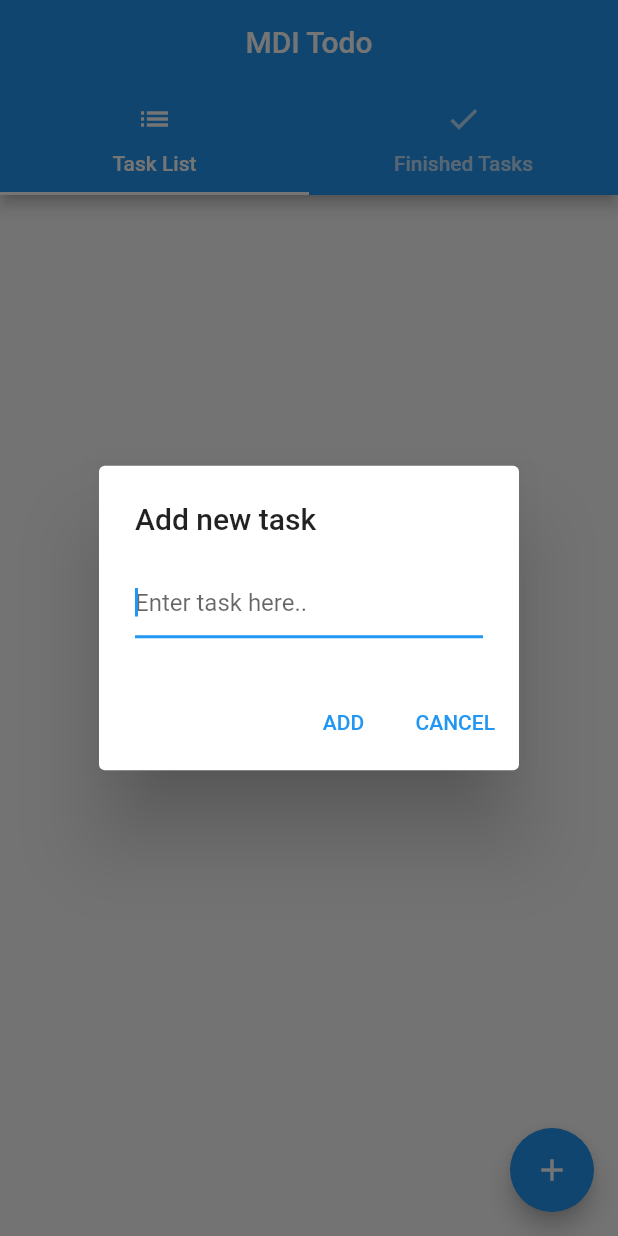
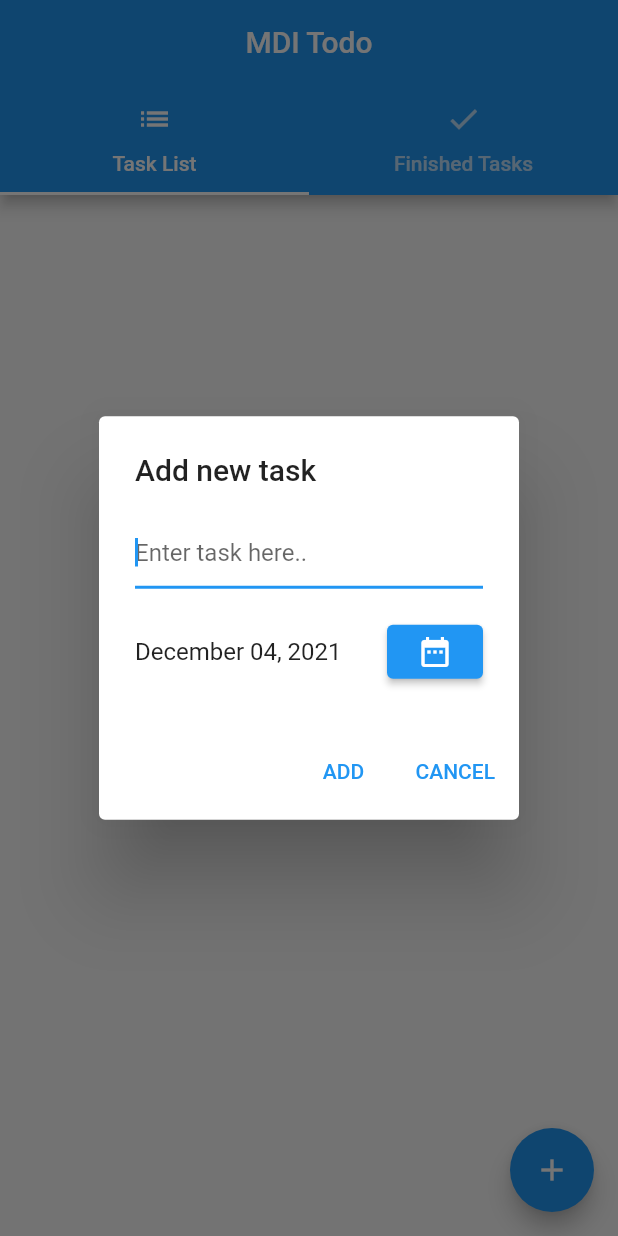
Before and after one commit to mdaffailhami/mdi-todo, a Flutter app: the screen it shows after launch, after a tap on the "add" icon, on a phone screen of 412 x 824 dp. Run offline on Flutter 3.47's test engine with Material 2 defaults, Android fonts, the phone set to English and light mode, and no system bars; missing offline and left inert: localstore.

Commit message:
Menambahkan fitur date, mengubah Checkbox jadi melingkar, mengubah pages jadi screens dan tabs jadi pages, dll

```diff
--- a/lib/components/add_task.component.dart
+++ b/lib/components/add_task.component.dart
@@ -1,7 +1,8 @@
 import 'package:flutter/material.dart';
+import 'package:intl/intl.dart';
 import 'package:mdi_todo/models/task.model.dart';
 
-class AddTaskComponent extends StatelessWidget {
+class AddTaskComponent extends StatefulWidget {
   final void Function()? onCancelButtonPressed;
   final void Function(TaskModel data)? onAddButtonPressed;
 
@@ -11,31 +12,76 @@ class AddTaskComponent extends StatelessWidget {
     this.onAddButtonPressed,
   }) : super(key: key);
 
+  @override
+  State<AddTaskComponent> createState() => _AddTaskComponentState();
+}
+
+class _AddTaskComponentState extends State<AddTaskComponent> {
+  DateTime dateInputValue = DateTime.now();
   final TextEditingController titleInputController = TextEditingController();
 
   @override
   Widget build(BuildContext context) {
+    final String formattedDate =
+        DateFormat('MMMM dd, yyyy').format(dateInputValue).toString();
+
     return AlertDialog(
       title: const Text('Add new task'),
-      content: TextField(
-        controller: titleInputController,
-        autofocus: true,
-        decoration: const InputDecoration(hintText: 'Enter task here..'),
+      content: Column(
+        mainAxisSize: MainAxisSize.min,
+        children: [
+          TextField(
+            controller: titleInputController,
+            autofocus: true,
+            decoration: const InputDecoration(hintText: 'Enter task here..'),
+          ),
+          const SizedBox(
+            height: 18,
+          ),
+          Row(
+            children: [
+              Expanded(
+                child: Text(formattedDate),
+              ),
+              ElevatedButton(
+                onPressed: () async {
+                  final DateTime? date = await showDatePicker(
+                    context: context,
+                    initialDate: DateTime.now(),
+                    firstDate: DateTime(2000),
+                    lastDate: DateTime(2025),
+                  );
+
+                  if (date == null) {
+                    // Jika di-cancel
+                    return;
+                  } else {
+                    setState(() {
+                      dateInputValue = date;
+                    });
+                  }
+                },
+                child: const Icon(Icons.date_range),
+              )
+            ],
+          ),
+        ],
       ),
       actions: [
         TextButton(
           onPressed: () {
-            onAddButtonPressed!(
+            widget.onAddButtonPressed!(
               TaskModel(
                 id: DateTime.now().millisecondsSinceEpoch.toString(),
                 title: titleInputController.text,
+                date: dateInputValue.toString(),
               ),
             );
           },
           child: const Text('ADD'),
         ),
         TextButton(
-          onPressed: onCancelButtonPressed,
+          onPressed: widget.onCancelButtonPressed,
           child: const Text('CANCEL'),
         ),
       ],
--- a/lib/main.dart
+++ b/lib/main.dart
@@ -1,5 +1,5 @@
 import 'package:flutter/material.dart';
-import 'package:mdi_todo/pages/home.page.dart';
+import 'package:mdi_todo/screens/main.screen.dart';
 
 void main() {
   runApp(const MyApp());
@@ -11,8 +11,13 @@ class MyApp extends StatelessWidget {
   @override
   Widget build(BuildContext context) {
     return MaterialApp(
-      theme: ThemeData(primarySwatch: Colors.blue),
-      home: const HomePage(),
+      theme: ThemeData(
+        primarySwatch: Colors.blue,
+        textTheme: Theme.of(context).textTheme.copyWith(
+              subtitle2: const TextStyle(color: Colors.grey),
+            ),
+      ),
+      home: const MainScreen(),
     );
   }
 }
--- a/lib/models/task.model.dart
+++ b/lib/models/task.model.dart
@@ -1,10 +1,19 @@
 class TaskModel {
   final String id;
   final String title;
+  final String date;
 
-  TaskModel({required this.id, required this.title});
+  TaskModel({
+    required this.id,
+    required this.title,
+    required this.date,
+  });
 
   Map<String, dynamic> toMap() {
-    return {'id': id, 'title': title};
+    return {
+      'id': id,
+      'title': title,
+      'date': date,
+    };
   }
 }
--- a/lib/tabs/task_list.tab.dart
+++ b/lib/pages/task_list.page.dart
@@ -10,14 +10,14 @@ import 'package:mdi_todo/models/task.model.dart';
 
 final Localstore db = Localstore.instance;
 
-class TaskListTab extends StatefulWidget {
-  const TaskListTab({Key? key}) : super(key: key);
+class TaskListPage extends StatefulWidget {
+  const TaskListPage({Key? key}) : super(key: key);
 
   @override
-  _TaskListTabState createState() => _TaskListTabState();
+  _TaskListPageState createState() => _TaskListPageState();
 }
 
-class _TaskListTabState extends State<TaskListTab> {
+class _TaskListPageState extends State<TaskListPage> {
   @override
   Widget build(BuildContext context) {
     return Stack(
@@ -50,10 +50,13 @@ class _TaskListTabState extends State<TaskListTab> {
                   itemCount: tasks.length,
                   itemBuilder: (BuildContext context, int index) {
                     final TaskModel task = TaskModel(
-                        id: tasks[index]['id'], title: tasks[index]['title']);
+                        id: tasks[index]['id'],
+                        title: tasks[index]['title'],
+                        date: tasks[index]['date']);
 
                     return TaskComponent(
                       title: task.title,
+                      date: task.date,
                       onChecked: () async {
                         await Future.delayed(const Duration(milliseconds: 300));
 
@@ -73,7 +76,10 @@ class _TaskListTabState extends State<TaskListTab> {
                           context: context,
                           builder: (BuildContext context) {
                             return EditTaskComponent(
-                              data: TaskModel(id: task.id, title: task.title),
+                              data: TaskModel(
+                                  id: task.id,
+                                  title: task.title,
+                                  date: task.date),
                               onCancelButtonPressed: () {
                                 Navigator.of(context).pop();
                               },
--- a/lib/pages/home.page.dart
+++ b/lib/screens/main.screen.dart
@@ -1,18 +1,18 @@
 import 'package:flutter/material.dart';
 import 'package:localstore/localstore.dart';
-import 'package:mdi_todo/tabs/finished_tasks.tab.dart';
-import 'package:mdi_todo/tabs/task_list.tab.dart';
+import 'package:mdi_todo/pages/finished_tasks.page.dart';
+import 'package:mdi_todo/pages/task_list.page.dart';
 
 final Localstore db = Localstore.instance;
 
-class HomePage extends StatefulWidget {
-  const HomePage({Key? key}) : super(key: key);
+class MainScreen extends StatefulWidget {
+  const MainScreen({Key? key}) : super(key: key);
 
   @override
-  State<HomePage> createState() => _HomePageState();
+  State<MainScreen> createState() => _MainScreenState();
 }
 
-class _HomePageState extends State<HomePage>
+class _MainScreenState extends State<MainScreen>
     with SingleTickerProviderStateMixin {
   late TabController tabController;
 
@@ -45,8 +45,8 @@ class _HomePageState extends State<HomePage>
       body: TabBarView(
         controller: tabController,
         children: const [
-          TaskListTab(),
-          FinishedTasksTab(),
+          TaskListPage(),
+          FinishedTasksPage(),
         ],
       ),
     );
--- a/pubspec.yaml
+++ b/pubspec.yaml
@@ -35,6 +35,7 @@ dependencies:
   # Use with the CupertinoIcons class for iOS style icons.
   cupertino_icons: ^1.0.2
   localstore: ^1.2.1
+  intl: ^0.17.0
 
 dev_dependencies:
   flutter_test:
```
Also changed, not shown: lib/components/edit_task.component.dart (+47 -7 lines), lib/components/finished_task.component.dart (+16 -2 lines), lib/components/task.component.dart (+16 -2 lines), lib/pages/finished_tasks.page.dart (renamed from lib/tabs/finished_tasks.tab.dart, +8 -5 lines), pubspec.lock.
